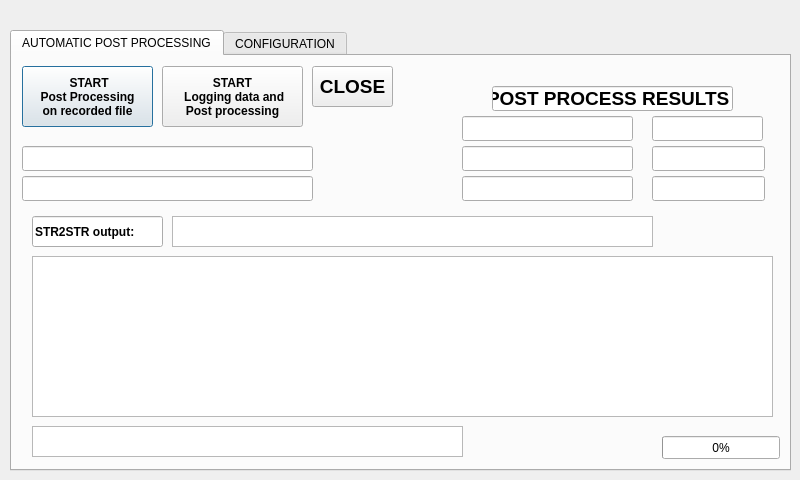
Francklin2/RTKLIB_Touchscreen_GUI, file RTKBASE/mydialog.ui: the form before one commit.
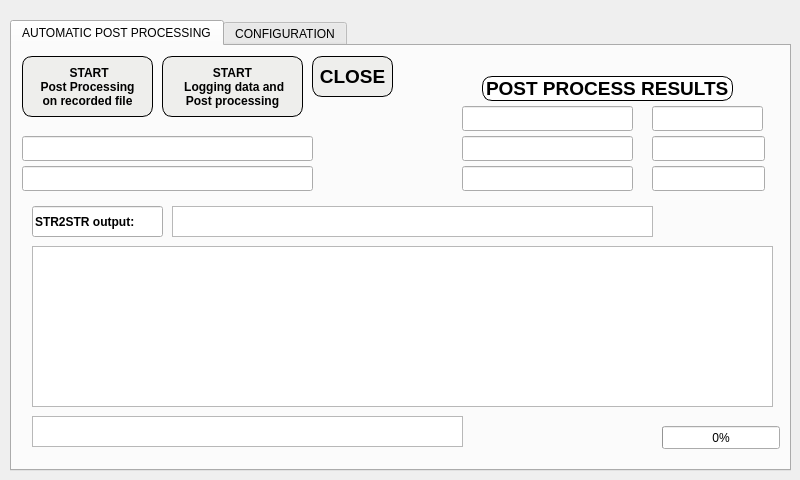
The form after the commit. Custom widgets are drawn as their Qt base class.

Commit message: Change design of the post process interface

What changed in the file:
```diff
--- a/RTKBASE/mydialog.ui
+++ b/RTKBASE/mydialog.ui
@@ -23,11 +23,17 @@
    <property name="geometry">
     <rect>
      <x>10</x>
-     <y>30</y>
+     <y>20</y>
      <width>781</width>
-     <height>441</height>
+     <height>451</height>
     </rect>
    </property>
+   <property name="font">
+    <font>
+     <weight>50</weight>
+     <bold>false</bold>
+    </font>
+   </property>
    <property name="currentIndex">
     <number>0</number>
    </property>
@@ -50,6 +56,12 @@
        <bold>true</bold>
       </font>
      </property>
+     <property name="styleSheet">
+      <string notr="true">background-color: rgb(238, 238, 236);border-style: solid;
+border-color: black;
+border-width: 1px;
+border-radius: 10px;</string>
+     </property>
      <property name="text">
       <string> START  
 Post Processing  
@@ -119,9 +131,9 @@
     <widget class="QLineEdit" name="lineEdit_2">
      <property name="geometry">
       <rect>
-       <x>480</x>
+       <x>470</x>
        <y>30</y>
-       <width>241</width>
+       <width>251</width>
        <height>25</height>
       </rect>
      </property>
@@ -132,6 +144,12 @@
        <bold>true</bold>
       </font>
      </property>
+     <property name="styleSheet">
+      <string notr="true">border-style: solid;
+border-color: black;
+border-width: 1px;
+border-radius: 10px;</string>
+     </property>
      <property name="text">
       <string>POST PROCESS RESULTS</string>
      </property>
@@ -200,6 +218,13 @@
        <bold>true</bold>
       </font>
      </property>
+     <property name="styleSheet">
+      <string notr="true">background-color: rgb(238, 238, 236);
+border-style: solid;
+border-color: black;
+border-width: 1px;
+border-radius: 10px;</string>
+     </property>
      <property name="text">
       <string>START  
  Logging data and  
@@ -267,6 +292,13 @@
        <bold>true</bold>
       </font>
      </property>
+     <property name="styleSheet">
+      <string notr="true">background-color: rgb(238, 238, 236);
+border-style: solid;
+border-color: black;
+border-width: 1px;
+border-radius: 10px;</string>
+     </property>
      <property name="text">
       <string>CLOSE</string>
      </property>
```
Left out of the diff: 11 changed lines with no effect on the pictures. The commit also changes 3 other files.
